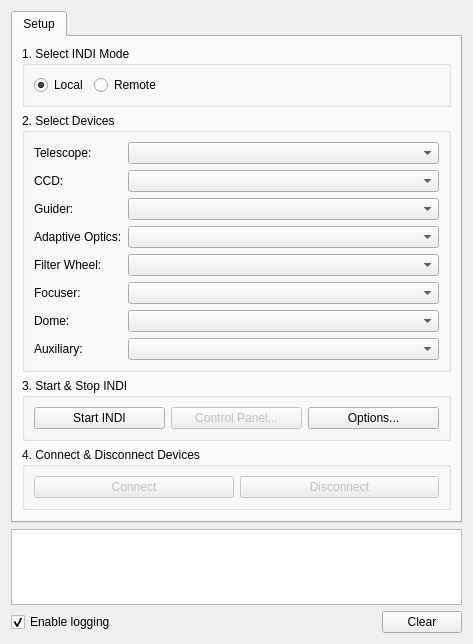
The window that kstars/ekos/ekosmanager.ui (KDE/kstars) describes before a commit, drawn with Qt 5.
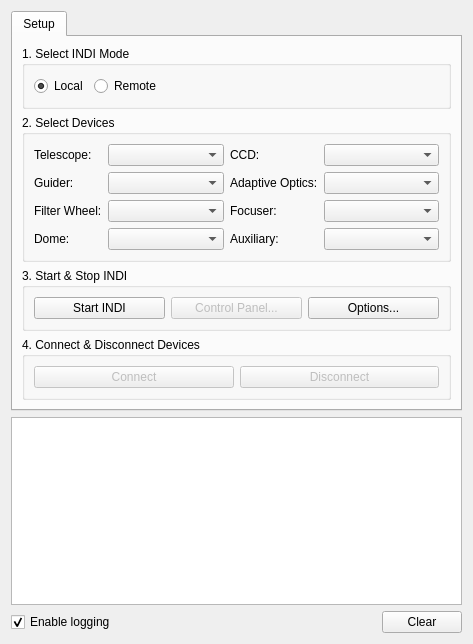
The same window after the commit.

Commit message: Make the Ekos UI more laptop friendly

The edit to the form file:
```diff
--- a/kstars/ekos/ekosmanager.ui
+++ b/kstars/ekos/ekosmanager.ui
@@ -16,6 +16,12 @@
   <layout class="QVBoxLayout" name="verticalLayout_6">
    <item>
     <widget class="QTabWidget" name="toolsWidget">
+     <property name="sizePolicy">
+      <sizepolicy hsizetype="Expanding" vsizetype="Minimum">
+       <horstretch>0</horstretch>
+       <verstretch>0</verstretch>
+      </sizepolicy>
+     </property>
      <property name="currentIndex">
       <number>0</number>
      </property>
@@ -68,142 +74,136 @@
          <property name="title">
           <string>2. Select Devices</string>
          </property>
-         <layout class="QVBoxLayout" name="verticalLayout_4">
-          <item>
-           <layout class="QHBoxLayout" name="horizontalLayout">
-            <item>
              <layout class="QVBoxLayout" name="verticalLayout_2">
               <item>
+           <layout class="QGridLayout" name="gridLayout">
+            <item row="0" column="0">
                <widget class="QLabel" name="label_6">
                 <property name="text">
                  <string>Telescope:</string>
                 </property>
                </widget>
               </item>
-              <item>
+            <item row="0" column="1">
+             <widget class="QComboBox" name="telescopeCombo">
+              <property name="sizePolicy">
+               <sizepolicy hsizetype="Expanding" vsizetype="Fixed">
+                <horstretch>0</horstretch>
+                <verstretch>0</verstretch>
+               </sizepolicy>
+              </property>
+             </widget>
+            </item>
+            <item row="0" column="2">
                <widget class="QLabel" name="label_7">
                 <property name="text">
                  <string>CCD:</string>
                 </property>
                </widget>
               </item>
-              <item>
+            <item row="0" column="3">
+             <widget class="QComboBox" name="ccdCombo">
+              <property name="sizePolicy">
+               <sizepolicy hsizetype="Expanding" vsizetype="Fixed">
+                <horstretch>0</horstretch>
+                <verstretch>0</verstretch>
+               </sizepolicy>
+              </property>
+             </widget>
+            </item>
+            <item row="1" column="0">
                <widget class="QLabel" name="label_8">
                 <property name="text">
                  <string>Guider:</string>
                 </property>
                </widget>
               </item>
-              <item>
+            <item row="1" column="1">
+             <widget class="QComboBox" name="guiderCombo">
+              <property name="sizePolicy">
+               <sizepolicy hsizetype="Expanding" vsizetype="Fixed">
+                <horstretch>0</horstretch>
+                <verstretch>0</verstretch>
+               </sizepolicy>
+              </property>
+             </widget>
+            </item>
+            <item row="1" column="2">
                <widget class="QLabel" name="label_12">
                 <property name="text">
                  <string>Adaptive Optics:</string>
                 </property>
                </widget>
               </item>
-              <item>
+            <item row="1" column="3">
+             <widget class="QComboBox" name="AOCombo">
+              <property name="sizePolicy">
+               <sizepolicy hsizetype="Expanding" vsizetype="Fixed">
+                <horstretch>0</horstretch>
+                <verstretch>0</verstretch>
+               </sizepolicy>
+              </property>
+             </widget>
+            </item>
+            <item row="2" column="0">
                <widget class="QLabel" name="label_9">
                 <property name="text">
                  <string>Filter Wheel:</string>
                 </property>
                </widget>
               </item>
-              <item>
+            <item row="2" column="1">
+             <widget class="QComboBox" name="filterCombo">
+              <property name="sizePolicy">
+               <sizepolicy hsizetype="Expanding" vsizetype="Fixed">
+                <horstretch>0</horstretch>
+                <verstretch>0</verstretch>
+               </sizepolicy>
+              </property>
+             </widget>
+            </item>
+            <item row="2" column="2">
                <widget class="QLabel" name="label_10">
                 <property name="text">
                  <string>Focuser:</string>
                 </property>
                </widget>
               </item>
-              <item>
+            <item row="2" column="3">
+             <widget class="QComboBox" name="focuserCombo">
+              <property name="sizePolicy">
+               <sizepolicy hsizetype="Expanding" vsizetype="Fixed">
+                <horstretch>0</horstretch>
+                <verstretch>0</verstretch>
+               </sizepolicy>
+              </property>
+             </widget>
+            </item>
+            <item row="3" column="0">
                <widget class="QLabel" name="label_13">
                 <property name="text">
                  <string>Dome:</string>
                 </property>
                </widget>
               </item>
-              <item>
+            <item row="3" column="1">
+             <widget class="QComboBox" name="domeCombo">
+              <property name="sizePolicy">
+               <sizepolicy hsizetype="Expanding" vsizetype="Fixed">
+                <horstretch>0</horstretch>
+                <verstretch>0</verstretch>
+               </sizepolicy>
+              </property>
+             </widget>
+            </item>
+            <item row="3" column="2">
                <widget class="QLabel" name="label_11">
                 <property name="text">
                  <string>Auxiliary:</string>
                 </property>
                </widget>
               </item>
-             </layout>
-            </item>
-            <item>
-             <layout class="QVBoxLayout" name="verticalLayout_3">
-              <item>
-               <widget class="QComboBox" name="telescopeCombo">
-                <property name="sizePolicy">
-                 <sizepolicy hsizetype="Expanding" vsizetype="Fixed">
-                  <horstretch>0</horstretch>
-                  <verstretch>0</verstretch>
-                 </sizepolicy>
-                </property>
-               </widget>
-              </item>
-              <item>
-               <widget class="QComboBox" name="ccdCombo">
-                <property name="sizePolicy">
-                 <sizepolicy hsizetype="Expanding" vsizetype="Fixed">
-                  <horstretch>0</horstretch>
-                  <verstretch>0</verstretch>
-                 </sizepolicy>
-                </property>
-               </widget>
-              </item>
-              <item>
-               <widget class="QComboBox" name="guiderCombo">
-                <property name="sizePolicy">
-                 <sizepolicy hsizetype="Expanding" vsizetype="Fixed">
-                  <horstretch>0</horstretch>
-                  <verstretch>0</verstretch>
-                 </sizepolicy>
-                </property>
-               </widget>
-              </item>
-              <item>
-               <widget class="QComboBox" name="AOCombo">
-                <property name="sizePolicy">
-                 <sizepolicy hsizetype="Expanding" vsizetype="Fixed">
-                  <horstretch>0</horstretch>
-                  <verstretch>0</verstretch>
-                 </sizepolicy>
-                </property>
-               </widget>
-              </item>
-              <item>
-               <widget class="QComboBox" name="filterCombo">
-                <property name="sizePolicy">
-                 <sizepolicy hsizetype="Expanding" vsizetype="Fixed">
-                  <horstretch>0</horstretch>
-                  <verstretch>0</verstretch>
-                 </sizepolicy>
-                </property>
-               </widget>
-              </item>
-              <item>
-               <widget class="QComboBox" name="focuserCombo">
-                <property name="sizePolicy">
-                 <sizepolicy hsizetype="Expanding" vsizetype="Fixed">
-                  <horstretch>0</horstretch>
-                  <verstretch>0</verstretch>
-                 </sizepolicy>
-                </property>
-               </widget>
-              </item>
-              <item>
-               <widget class="QComboBox" name="domeCombo">
-                <property name="sizePolicy">
-                 <sizepolicy hsizetype="Expanding" vsizetype="Fixed">
-                  <horstretch>0</horstretch>
-                  <verstretch>0</verstretch>
-                 </sizepolicy>
-                </property>
-               </widget>
-              </item>
-              <item>
+            <item row="3" column="3">
                <widget class="QComboBox" name="auxCombo">
                 <property name="sizePolicy">
                  <sizepolicy hsizetype="Expanding" vsizetype="Fixed">
@@ -216,21 +216,6 @@
              </layout>
             </item>
            </layout>
-          </item>
-          <item>
-           <spacer name="verticalSpacer_3">
-            <property name="orientation">
-             <enum>Qt::Vertical</enum>
-            </property>
-            <property name="sizeHint" stdset="0">
-             <size>
-              <width>20</width>
-              <height>17</height>
-             </size>
-            </property>
-           </spacer>
-          </item>
-         </layout>
         </widget>
        </item>
        <item>
@@ -309,19 +294,6 @@
          </layout>
         </widget>
        </item>
-       <item>
-        <spacer name="verticalSpacer">
-         <property name="orientation">
-          <enum>Qt::Vertical</enum>
-         </property>
-         <property name="sizeHint" stdset="0">
-          <size>
-           <width>20</width>
-           <height>35</height>
-          </size>
-         </property>
-        </spacer>
-       </item>
       </layout>
      </widget>
     </widget>
```
Lines whose indentation alone changed are shown as unchanged.
